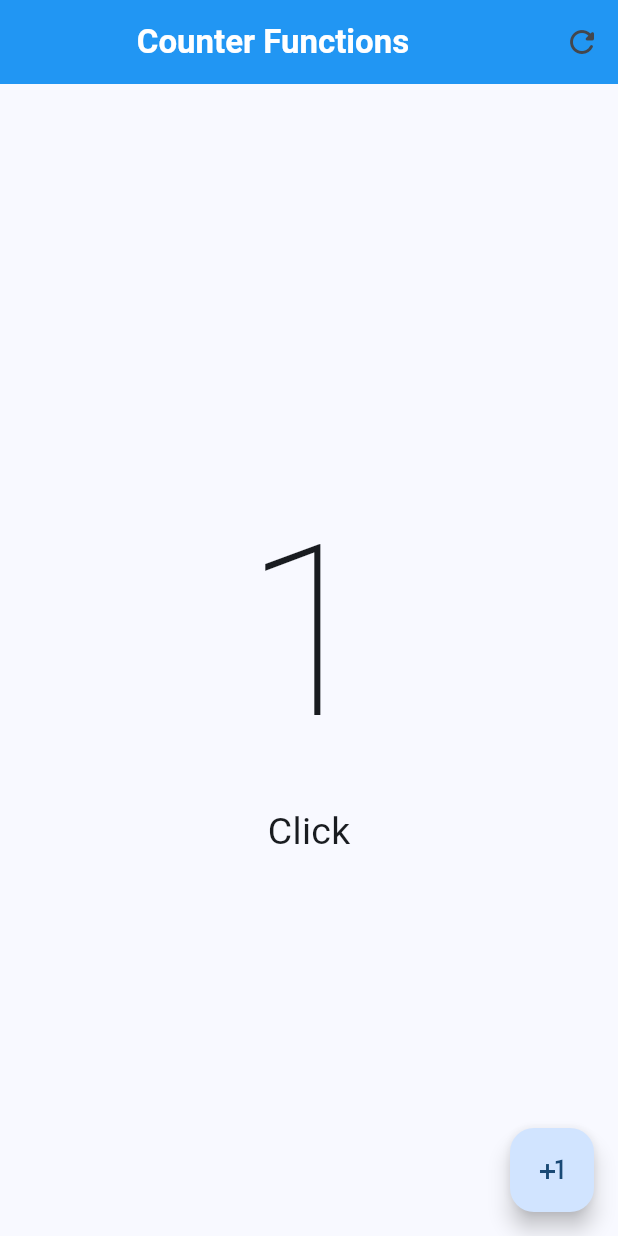
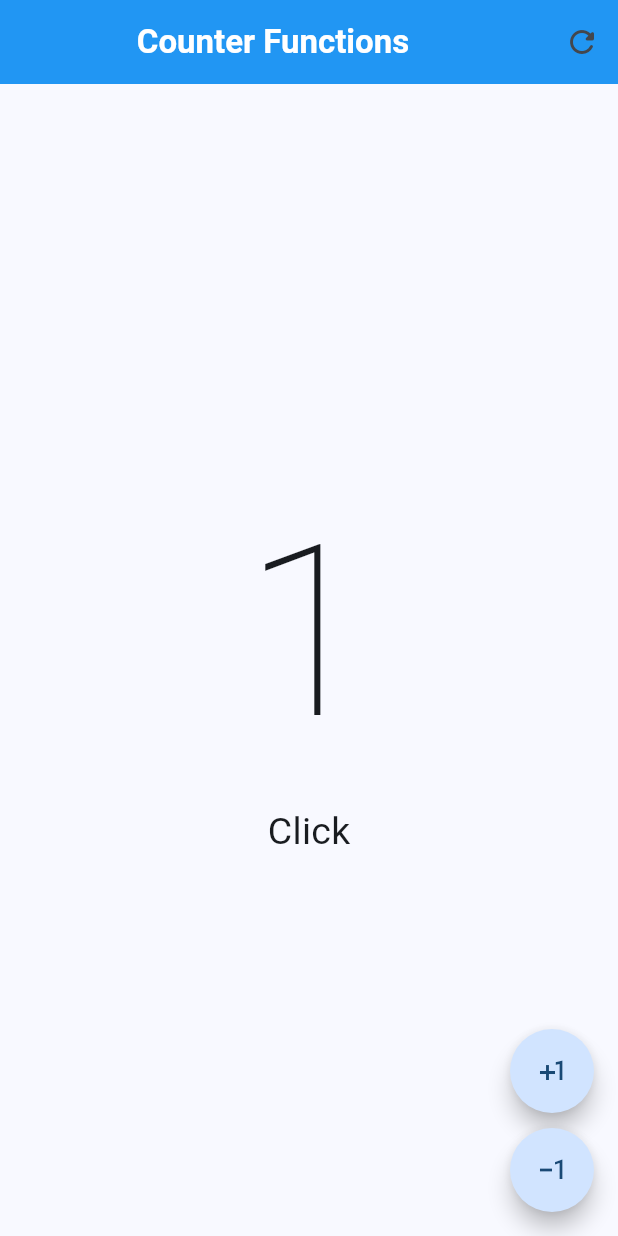
Before and after one commit to fernandoiosono/hello_world_flutter, a Flutter app: the screen it shows after launch, after a tap on the "plus one" icon, on a phone screen of 412 x 824 dp. Run offline on Flutter 3.47's test engine with Material 3 defaults, Android fonts, the phone set to English and light mode, and no system bars.

Commit message:
Minus One Button Basic Functionality Finished

```diff
--- a/lib/presentation/screens/counter/counter_functions_screen.dart
+++ b/lib/presentation/screens/counter/counter_functions_screen.dart
@@ -29,11 +29,9 @@ class _CounterFunctionsScreenState extends State<CounterFunctionsScreen> {
             }
           ),
         ],
-        // leading: IconButton(
+        // leading: IconButton( // Para ubicar los iconos del lado izquierdo del title
         //   icon: Icon(Icons.refresh_rounded),
-        //   onPressed: () {
-
-        //   }
+        //   onPressed: () {}
         // ),
       ),
       body: Center( // Centrado Horizontal
@@ -50,13 +48,29 @@ class _CounterFunctionsScreenState extends State<CounterFunctionsScreen> {
           ],
         )
       ),
-      floatingActionButton: FloatingActionButton(
-        onPressed: () {
-          clickCounter ++;
+      floatingActionButton: Column(
+        mainAxisAlignment: MainAxisAlignment.end,
+        children: [
+          FloatingActionButton(
+            shape: const StadiumBorder(),
+            onPressed: () {
+              clickCounter ++;
 
-          setState((){});
-        },
-        child: const Icon(Icons.plus_one)
+              setState((){});
+            },
+            child: const Icon(Icons.plus_one)
+          ),
+          const SizedBox(height: 10),
+          FloatingActionButton(
+            shape: const StadiumBorder(),
+            onPressed: () {
+              if (clickCounter > 0) clickCounter --;
+
+              setState((){});
+            },
+            child: const Icon(Icons.exposure_minus_1_outlined)
+          )
+        ],
       )
     );
   }
```
